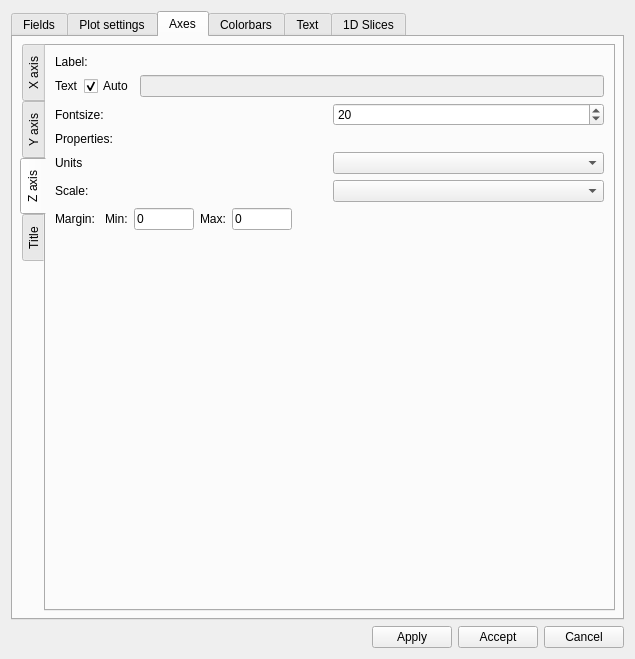
Qt form VisualPIC/Views/EditPlotFieldWindow.ui (AngelFP/VisualPIC) before a commit.
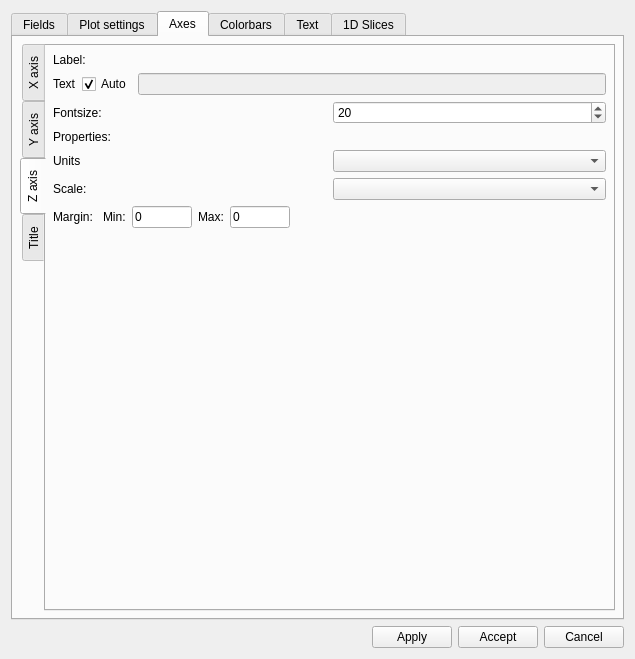
The same form after that commit. The open tabs and pages were chosen to show the change.

Commit message: Implemented features for 3D scatter plots.

The edit to the form file:
```diff
--- a/VisualPIC/Views/EditPlotFieldWindow.ui
+++ b/VisualPIC/Views/EditPlotFieldWindow.ui
@@ -1370,6 +1370,18 @@
            <string>Z axis</string>
           </attribute>
           <layout class="QVBoxLayout" name="verticalLayout_17">
+           <property name="leftMargin">
+            <number>7</number>
+           </property>
+           <property name="topMargin">
+            <number>7</number>
+           </property>
+           <property name="rightMargin">
+            <number>7</number>
+           </property>
+           <property name="bottomMargin">
+            <number>7</number>
+           </property>
            <item>
             <widget class="QLabel" name="label_65">
              <property name="text">
```
The commit also changes 4 other files.
